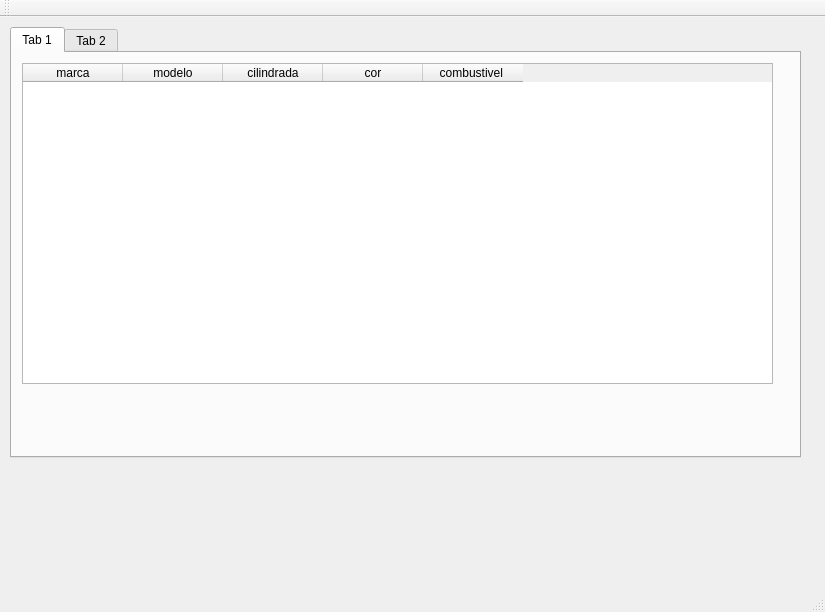
Qt form mainwindow.ui (manuelseromenho/carlogzen) before a commit.
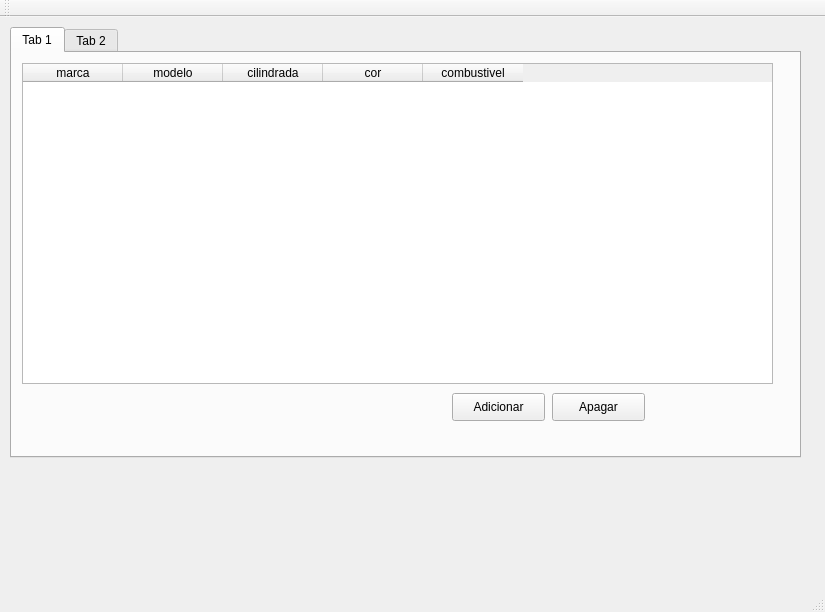
The same form after that commit. Icons and pictures are not drawn.

Diff of the .ui file:
```diff
--- a/mainwindow.ui
+++ b/mainwindow.ui
@@ -47,6 +47,9 @@
       <string>Tab 1</string>
      </attribute>
      <widget class="QTableWidget" name="tabela_caracteristicas">
+      <property name="enabled">
+       <bool>true</bool>
+      </property>
       <property name="geometry">
        <rect>
         <x>10</x>
@@ -55,6 +58,9 @@
         <height>321</height>
        </rect>
       </property>
+      <property name="columnCount">
+       <number>5</number>
+      </property>
       <column>
        <property name="text">
         <string>marca</string>
@@ -77,10 +83,36 @@
       </column>
       <column>
        <property name="text">
-        <string>combustivel </string>
+        <string>combustivel</string>
        </property>
       </column>
      </widget>
+     <widget class="QPushButton" name="adicionar_caracteristica">
+      <property name="geometry">
+       <rect>
+        <x>440</x>
+        <y>340</y>
+        <width>93</width>
+        <height>28</height>
+       </rect>
+      </property>
+      <property name="text">
+       <string>Adicionar</string>
+      </property>
+     </widget>
+     <widget class="QPushButton" name="apagar_caracteristica">
+      <property name="geometry">
+       <rect>
+        <x>540</x>
+        <y>340</y>
+        <width>93</width>
+        <height>28</height>
+       </rect>
+      </property>
+      <property name="text">
+       <string>Apagar</string>
+      </property>
+     </widget>
     </widget>
     <widget class="QWidget" name="tab_2">
      <attribute name="title">
```
Left out of the diff: 3 changed lines with no effect on the pictures.
